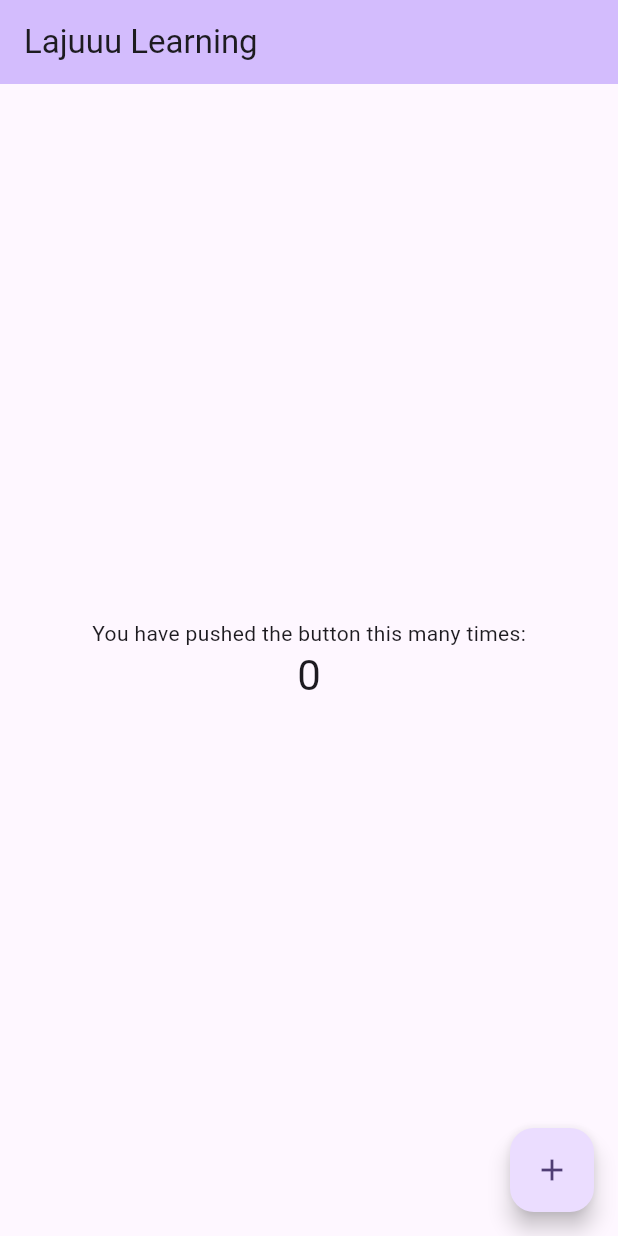
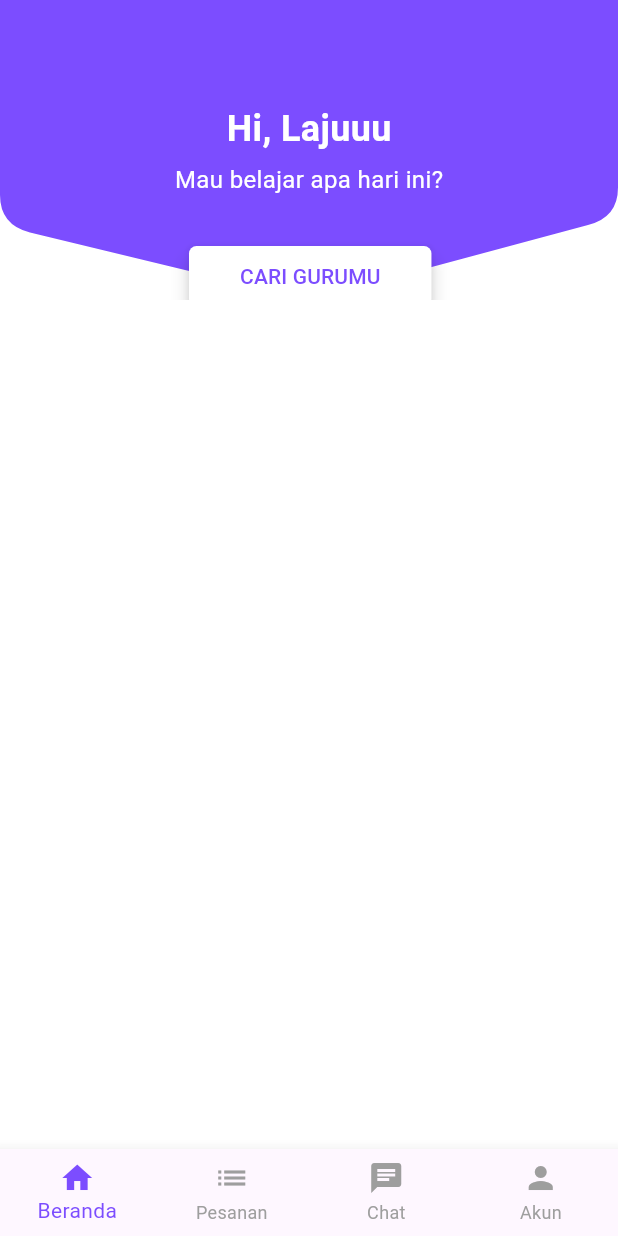
Before and after one commit to Ndi7/Aplikasi-Lajuuu-Learning, a Flutter app: the screen it shows after launch, on a phone screen of 412 x 824 dp. Run offline on Flutter 3.47's test engine with Material 3 defaults, Android fonts, the phone set to English and light mode, and no system bars.

Commit message:
page Halaman utama

```diff
--- a/lib/main.dart
+++ b/lib/main.dart
@@ -1,122 +1,129 @@
 import 'package:flutter/material.dart';
 
 void main() {
-  runApp(const MyApp());
+  runApp(MyApp());
 }
 
 class MyApp extends StatelessWidget {
-  const MyApp({super.key});
-
-  // This widget is the root of your application.
   @override
   Widget build(BuildContext context) {
-    return MaterialApp(
-      title: 'Flutter Demo',
-      theme: ThemeData(
-        // This is the theme of your application.
-        //
-        // TRY THIS: Try running your application with "flutter run". You'll see
-        // the application has a purple toolbar. Then, without quitting the app,
-        // try changing the seedColor in the colorScheme below to Colors.green
-        // and then invoke "hot reload" (save your changes or press the "hot
-        // reload" button in a Flutter-supported IDE, or press "r" if you used
-        // the command line to start the app).
-        //
-        // Notice that the counter didn't reset back to zero; the application
-        // state is not lost during the reload. To reset the state, use hot
-        // restart instead.
-        //
-        // This works for code too, not just values: Most code changes can be
-        // tested with just a hot reload.
-        colorScheme: ColorScheme.fromSeed(seedColor: Colors.deepPurple),
+    return MaterialApp(debugShowCheckedModeBanner: false, home: HomeScreen());
+  }
+}
+
+class HomeScreen extends StatelessWidget {
+  @override
+  Widget build(BuildContext context) {
+    return Scaffold(
+      backgroundColor: Colors.white,
+      body: Stack(
+        children: [
+          // Header dengan bentuk khusus
+          ClipPath(
+            clipper: HeaderClipper(),
+            child: Container(
+              height: 200,
+              color: Color(0xFF7C4DFF), // Warna header
+              child: Center(
+                child: Column(
+                  mainAxisAlignment: MainAxisAlignment.center,
+                  children: [
+                    Text(
+                      'Hi, Lajuuu',
+                      style: TextStyle(
+                        fontSize: 24,
+                        fontWeight: FontWeight.bold,
+                        color: Colors.white,
+                      ),
+                    ),
+                    SizedBox(height: 5),
+                    Text(
+                      'Mau belajar apa hari ini?',
+                      style: TextStyle(fontSize: 16, color: Colors.white),
+                    ),
+                  ],
+                ),
+              ),
+            ),
+          ),
+          // Tombol di tengah sudut segitiga
+          Positioned(
+            top: 160, // Atur posisi vertikal tombol
+            left: MediaQuery.of(context).size.width / 2 - 80, // Atur agar tombol berada di tengah
+            child: ElevatedButton(
+              onPressed: () {
+                // Aksi ketika tombol ditekan
+              },
+              style: ElevatedButton.styleFrom(
+                backgroundColor: Colors.white,
+                foregroundColor: Color(0xFF7C4DFF), // Warna tombol
+                shape: RoundedRectangleBorder(
+                  borderRadius: BorderRadius.circular(5),
+                ),
+                elevation: 5,
+              ),
+              child: Padding(
+                padding: const EdgeInsets.symmetric(horizontal: 10, vertical: 10),
+                child: Text('CARI GURUMU'),
+              ),
+            ),
+          ),
+        ],
       ),
-      home: const MyHomePage(title: 'Lajuuu Learning'),
+      // Bottom Navigation Bar
+      bottomNavigationBar: BottomNavigationBar(
+        type: BottomNavigationBarType.fixed,
+        selectedItemColor: Color(0xFF7C4DFF), // Warna ikon terpilih
+        unselectedItemColor: Colors.grey, // Warna ikon tidak terpilih
+        items: [
+          BottomNavigationBarItem(icon: Icon(Icons.home), label: 'Beranda'),
+          BottomNavigationBarItem(icon: Icon(Icons.list), label: 'Pesanan'),
+          BottomNavigationBarItem(icon: Icon(Icons.chat), label: 'Chat'),
+          BottomNavigationBarItem(icon: Icon(Icons.person), label: 'Akun'),
+        ],
+      ),
     );
   }
 }
 
-class MyHomePage extends StatefulWidget {
-  const MyHomePage({super.key, required this.title});
+// Custom Clipper untuk header
+class HeaderClipper extends CustomClipper<Path> {
+  @override
+  Path getClip(Size size) {
+    const double radius = 20.0; // Radius sudut bawah
 
-  // This widget is the home page of your application. It is stateful, meaning
-  // that it has a State object (defined below) that contains fields that affect
-  // how it looks.
+    final path = Path();
+    // Garis ke bawah kiri sebelum radius
+    path.lineTo(0, size.height - 50 - radius);
 
-  // This class is the configuration for the state. It holds the values (in this
-  // case the title) provided by the parent (in this case the App widget) and
-  // used by the build method of the State. Fields in a Widget subclass are
-  // always marked "final".
+    // Kurva sudut kiri
+    path.quadraticBezierTo(
+      0, size.height - 50, // Kontrol untuk sudut kiri
+      radius, size.height - 45, // Titik akhir kurva sudut kiri
+    );
 
-  final String title;
+    // Garis ke titik segitiga di tengah
+    path.lineTo(size.width / 2, size.height);
 
-  @override
-  State<MyHomePage> createState() => _MyHomePageState();
-}
+    // Garis dari titik segitiga ke kanan sebelum radius
+    path.lineTo(size.width - radius, size.height - 50);
 
-class _MyHomePageState extends State<MyHomePage> {
-  int _counter = 0;
+    // Kurva sudut kanan
+    path.quadraticBezierTo(
+      size.width, size.height - 55, // Kontrol untuk sudut kanan
+      size.width, size.height - 55 - radius, // Titik akhir kurva sudut kanan
+    );
 
-  void _incrementCounter() {
-    setState(() {
-      // This call to setState tells the Flutter framework that something has
-      // changed in this State, which causes it to rerun the build method below
-      // so that the display can reflect the updated values. If we changed
-      // _counter without calling setState(), then the build method would not be
-      // called again, and so nothing would appear to happen.
-      _counter++;
-    });
+    // Garis ke atas kanan
+    path.lineTo(size.width, 0);
+
+    // Menutup path
+    path.close();
+    return path;
   }
 
   @override
-  Widget build(BuildContext context) {
-    // This method is rerun every time setState is called, for instance as done
-    // by the _incrementCounter method above.
-    //
-    // The Flutter framework has been optimized to make rerunning build methods
-    // fast, so that you can just rebuild anything that needs updating rather
-    // than having to individually change instances of widgets.
-    return Scaffold(
-      appBar: AppBar(
-        // TRY THIS: Try changing the color here to a specific color (to
-        // Colors.amber, perhaps?) and trigger a hot reload to see the AppBar
-        // change color while the other colors stay the same.
-        backgroundColor: Theme.of(context).colorScheme.inversePrimary,
-        // Here we take the value from the MyHomePage object that was created by
-        // the App.build method, and use it to set our appbar title.
-        title: Text(widget.title),
-      ),
-      body: Center(
-        // Center is a layout widget. It takes a single child and positions it
-        // in the middle of the parent.
-        child: Column(
-          // Column is also a layout widget. It takes a list of children and
-          // arranges them vertically. By default, it sizes itself to fit its
-          // children horizontally, and tries to be as tall as its parent.
-          //
-          // Column has various properties to control how it sizes itself and
-          // how it positions its children. Here we use mainAxisAlignment to
-          // center the children vertically; the main axis here is the vertical
-          // axis because Columns are vertical (the cross axis would be
-          // horizontal).
-          //
-          // TRY THIS: Invoke "debug painting" (choose the "Toggle Debug Paint"
-          // action in the IDE, or press "p" in the console), to see the
-          // wireframe for each widget.
-          mainAxisAlignment: MainAxisAlignment.center,
-          children: <Widget>[
-            const Text('You have pushed the button this many times:'),
-            Text(
-              '$_counter',
-              style: Theme.of(context).textTheme.headlineMedium,
-            ),
-          ],
-        ),
-      ),
-      floatingActionButton: FloatingActionButton(
-        onPressed: _incrementCounter,
-        tooltip: 'Increment',
-        child: const Icon(Icons.add),
-      ), // This trailing comma makes auto-formatting nicer for build methods.
-    );
+  bool shouldReclip(covariant CustomClipper<Path> oldClipper) {
+    return false;
   }
 }
```
